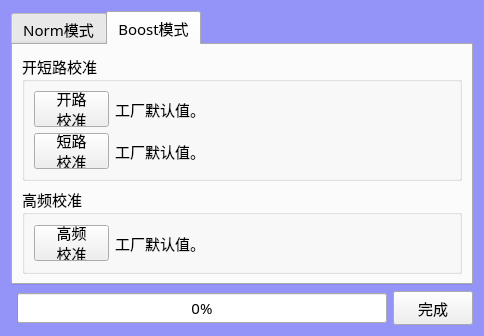
The window that AnalysisMode/frmWK3260Calibration.ui (caicaiking/WKEFactoryView2014) describes before a commit, drawn with Qt 5.
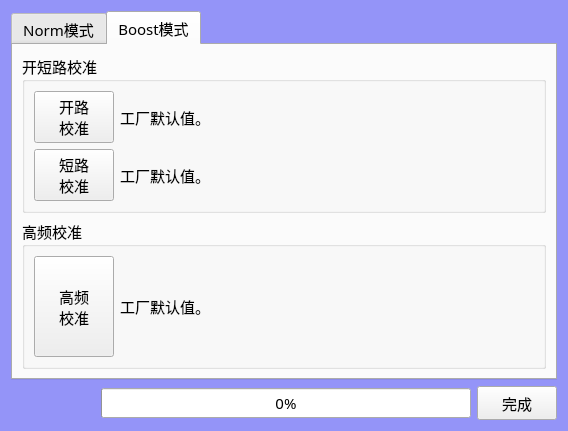
The same window after the commit.

Patch:
```diff
--- a/AnalysisMode/frmWK3260Calibration.ui
+++ b/AnalysisMode/frmWK3260Calibration.ui
@@ -6,8 +6,8 @@
    <rect>
     <x>0</x>
     <y>0</y>
-    <width>484</width>
-    <height>303</height>
+    <width>568</width>
+    <height>431</height>
    </rect>
   </property>
   <property name="windowTitle">
@@ -219,7 +219,7 @@
          </property>
          <layout class="QVBoxLayout" name="verticalLayout_5">
           <item>
-           <layout class="QHBoxLayout" name="horizontalLayout_6">
+           <layout class="QHBoxLayout" name="horizontalLayout_6" stretch="0,10">
             <item>
              <widget class="QPushButton" name="btnOpenBoost">
               <property name="minimumSize">
@@ -230,8 +230,8 @@
               </property>
               <property name="maximumSize">
                <size>
-                <width>75</width>
-                <height>36</height>
+                <width>1414</width>
+                <height>1414</height>
                </size>
               </property>
               <property name="font">
@@ -262,7 +262,7 @@
            </layout>
           </item>
           <item>
-           <layout class="QHBoxLayout" name="horizontalLayout_7">
+           <layout class="QHBoxLayout" name="horizontalLayout_7" stretch="0,10">
             <item>
              <widget class="QPushButton" name="btnShortBoost">
               <property name="minimumSize">
@@ -273,8 +273,8 @@
               </property>
               <property name="maximumSize">
                <size>
-                <width>75</width>
-                <height>36</height>
+                <width>1414</width>
+                <height>1414</height>
                </size>
               </property>
               <property name="font">
@@ -320,7 +320,7 @@
          </property>
          <layout class="QVBoxLayout" name="verticalLayout_4">
           <item>
-           <layout class="QHBoxLayout" name="horizontalLayout_5">
+           <layout class="QHBoxLayout" name="horizontalLayout_5" stretch="0,10">
             <item>
              <widget class="QPushButton" name="btnHFBoost">
               <property name="minimumSize">
@@ -331,8 +331,8 @@
               </property>
               <property name="maximumSize">
                <size>
-                <width>75</width>
-                <height>36</height>
+                <width>1414</width>
+                <height>1414</height>
                </size>
               </property>
               <property name="font">
```
Left out of the diff: 18 changed lines with no effect on the pictures.
